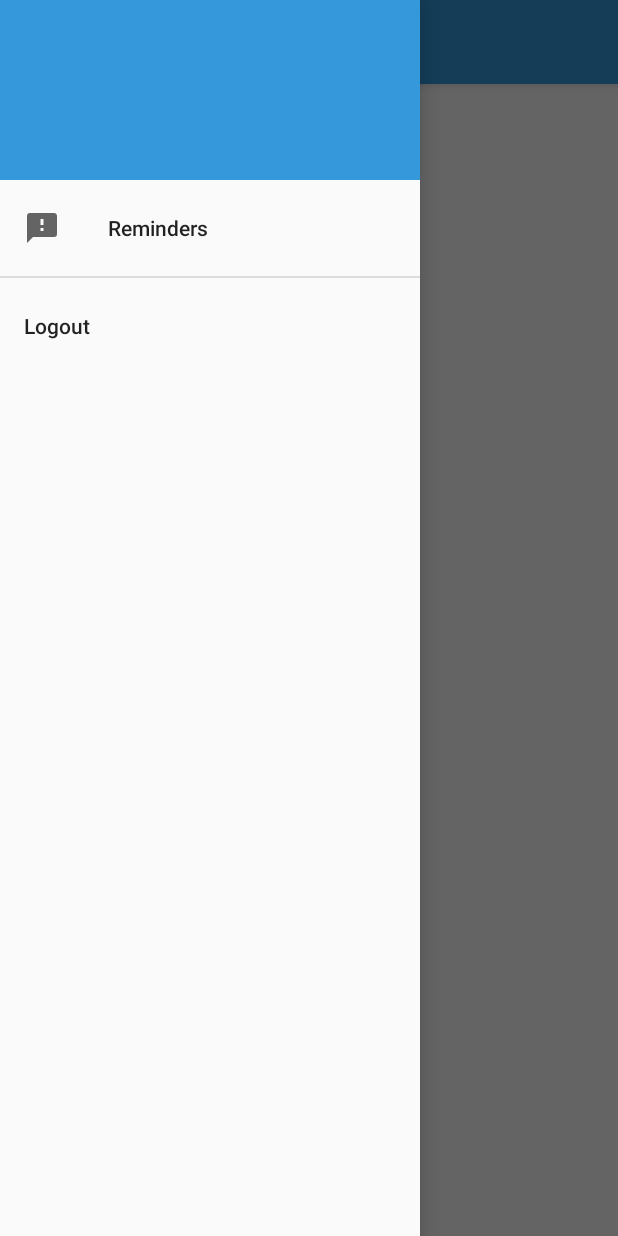
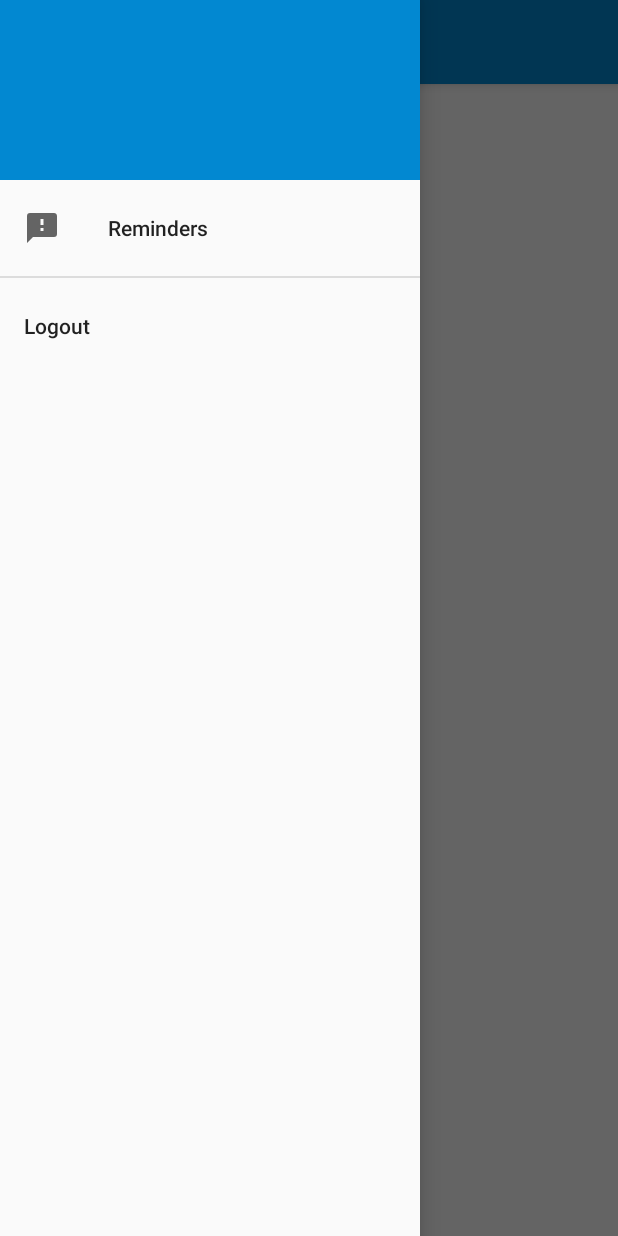
Before and after one commit to Popalay/Yooder, an Android app: the screen it shows after launch (MainActivity), with the side drawer open, on a phone screen of 412 x 824 dp. Run offline under Robolectric (Android 15) with nearby library versions, the phone set to English and light mode, and no system bars; libraries missing offline, so code that uses them is left out: com.parse; 3 statements that could not run were skipped.

Commit message:
Небольшой рефакторинг

```diff
--- a/app/src/main/kotlin/com/popalay/yooder/fragments/LoginFragment.kt
+++ b/app/src/main/kotlin/com/popalay/yooder/fragments/LoginFragment.kt
@@ -12,10 +12,7 @@ import com.popalay.yooder.eventbus.LoginButtonEvent
 import com.popalay.yooder.eventbus.SignupButtonEvent
 import com.popalay.yooder.extensions.hideKeyboard
 import com.popalay.yooder.extensions.snackbar
-import kotlinx.android.synthetic.fragment_login.btnLogin
-import kotlinx.android.synthetic.fragment_login.email
-import kotlinx.android.synthetic.fragment_login.linkSignup
-import kotlinx.android.synthetic.fragment_login.password
+import kotlinx.android.synthetic.fragment_login.*
 
 public class LoginFragment : Fragment() {
 
@@ -45,6 +42,7 @@ public class LoginFragment : Fragment() {
     {
         hideKeyboard();
         var isEmpty = false
+
         if (email.editText.text.length == 0) {
             email.error = "E-mail cannot be blank"
             isEmpty = true
--- a/app/src/main/res/layout/fragment_reminders.xml
+++ b/app/src/main/res/layout/fragment_reminders.xml
@@ -32,7 +32,6 @@
         android:paddingBottom="10dp"
         android:paddingLeft="10dp"
         android:paddingRight="10dp"
-        app:menu_backgroundColor="#ccffffff"
         app:menu_colorNormal="?attr/colorAccent"
         app:menu_labels_ellipsize="end"
         app:menu_labels_position="left"
--- /dev/null
+++ b/app/src/main/res/values-w820dp/dimens.xml
@@ -0,0 +1,6 @@
+<resources>
+    <!-- Example customization of dimensions originally defined in res/values/dimens.xml
+         (such as screen margins) for screens with more than 820dp of available width. This
+         would include 7" and 10" devices in landscape (~960dp and ~1280dp respectively). -->
+    <dimen name="activity_horizontal_margin">64dp</dimen>
+</resources>
--- a/app/src/main/res/values/colors.xml
+++ b/app/src/main/res/values/colors.xml
@@ -1,7 +1,7 @@
 <?xml version="1.0" encoding="utf-8"?>
 <resources>
-    <color name="primary">#3498db</color>
-    <color name="primaryDark">#2980b9</color>
+    <color name="primary">#0288D1</color>
+    <color name="primaryDark">#0277BD</color>
     <color name="accent">#8e44ad</color>
     <color name="mainBackground">#f1f1f1</color>
     <color name="controlNormal">#FFFF</color>
--- a/gradle.properties
+++ b/gradle.properties
@@ -16,3 +16,7 @@
 # This option should only be used with decoupled projects. More details, visit
 # http://www.gradle.org/docs/current/userguide/multi_project_builds.html#sec:decoupled_projects
 # org.gradle.parallel=true
+
+org.gradle.parallel=true
+org.gradle.daemon=true
+org.gradle.jvmargs=-Xms256m -Xmx1024m
```
Also changed, not shown: app/build.gradle (+8 -7 lines), app/src/main/kotlin/com/popalay/yooder/activities/MainActivity.kt (+7 -7 lines), app/src/main/res/menu/main.xml (renamed from app/src/main/res/menu/menu_main.xml).
